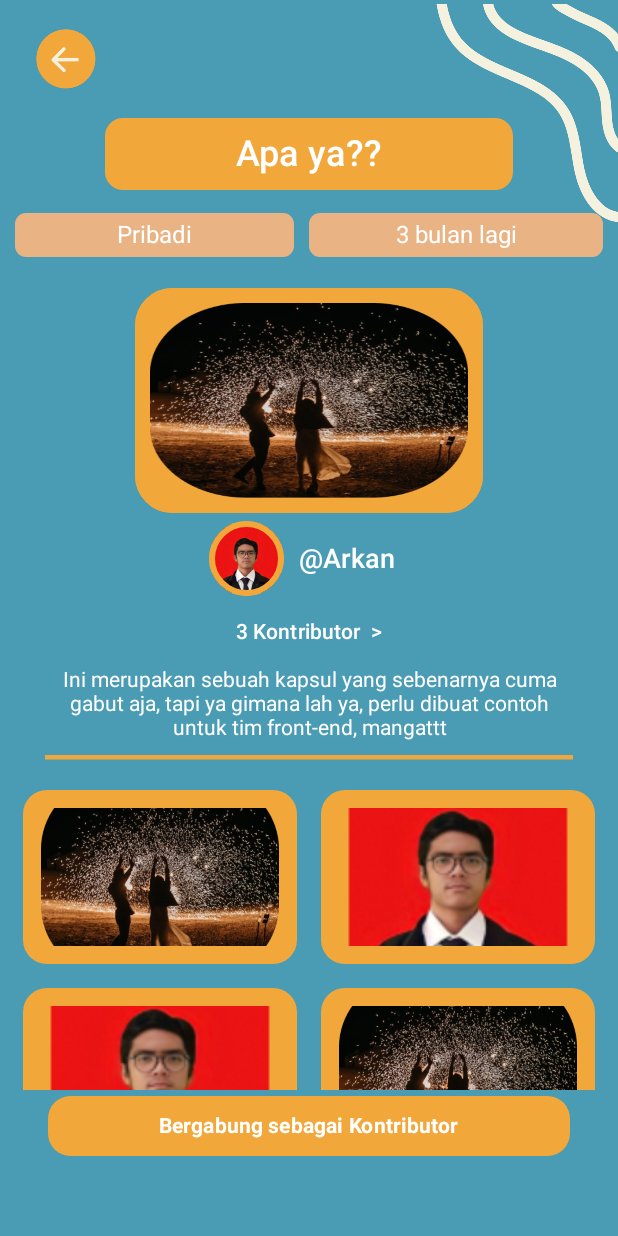
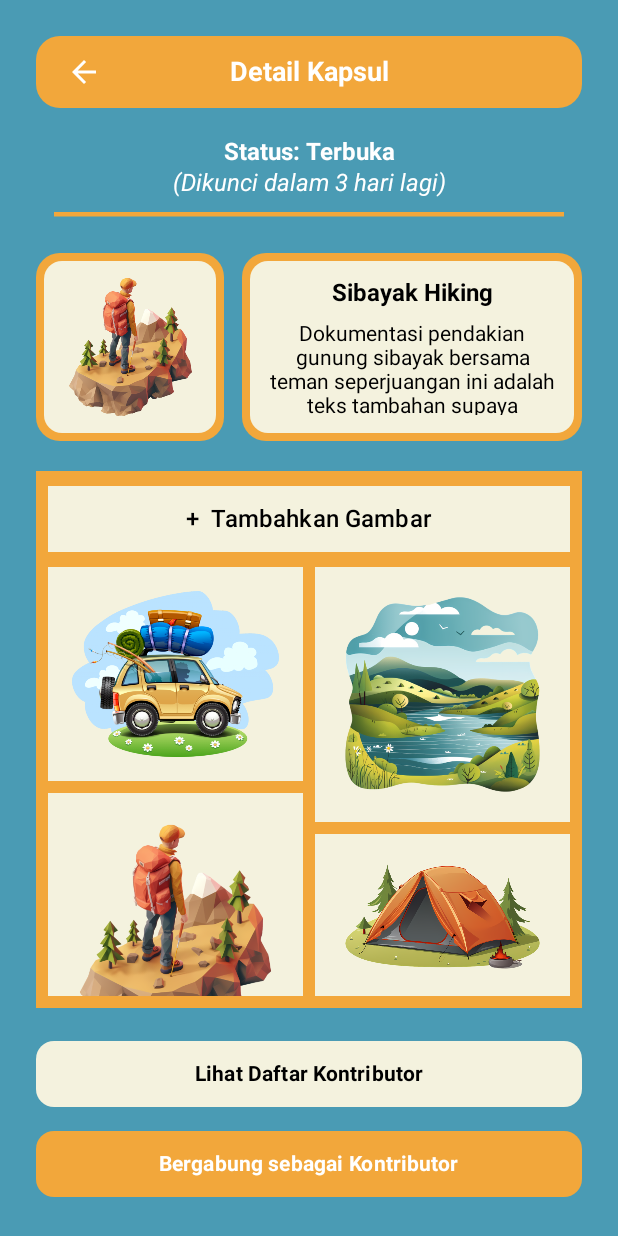
Before and after one commit to delon-nazara/campus-project-cc-end-semester, an Android app built with Jetpack Compose: the DETAIL_CAPSULE_SCREEN screen opened through its navigation route, on a phone screen of 412 x 824 dp. Run offline under Robolectric (Android 15) with nearby library versions, the phone set to English and light mode, and no system bars.

Commit message:
Update ui detail capsule screen

```diff
--- a/app/src/main/java/com/example/proyekakhircloudcomputing/ui/screen/CreateCapsuleScreen.kt
+++ b/app/src/main/java/com/example/proyekakhircloudcomputing/ui/screen/CreateCapsuleScreen.kt
@@ -109,7 +109,7 @@ fun CreateCapsuleScreen(
                     Icon(
                         painter = painterResource(id = R.drawable.ic_back),
                         contentDescription = "Kembali",
-                        tint = colorResource(R.color.white) // Warna orange
+                        tint = colorResource(R.color.white)
                     )
                 }
 
--- a/app/src/main/java/com/example/proyekakhircloudcomputing/ui/screen/DetailCapsuleScreen.kt
+++ b/app/src/main/java/com/example/proyekakhircloudcomputing/ui/screen/DetailCapsuleScreen.kt
@@ -1,9 +1,11 @@
 package com.example.proyekakhircloudcomputing.ui.screen
 
+import androidx.compose.foundation.BorderStroke
 import androidx.compose.foundation.Image
 import androidx.compose.foundation.background
 import androidx.compose.foundation.border
 import androidx.compose.foundation.clickable
+import androidx.compose.foundation.horizontalScroll
 import androidx.compose.foundation.layout.Arrangement
 import androidx.compose.foundation.layout.Box
 import androidx.compose.foundation.layout.Column
@@ -13,14 +15,21 @@ import androidx.compose.foundation.layout.fillMaxHeight
 import androidx.compose.foundation.layout.fillMaxSize
 import androidx.compose.foundation.layout.fillMaxWidth
 import androidx.compose.foundation.layout.height
+import androidx.compose.foundation.layout.heightIn
 import androidx.compose.foundation.layout.padding
 import androidx.compose.foundation.layout.size
 import androidx.compose.foundation.layout.width
+import androidx.compose.foundation.layout.widthIn
 import androidx.compose.foundation.lazy.grid.GridCells
 import androidx.compose.foundation.lazy.grid.LazyVerticalGrid
 import androidx.compose.foundation.lazy.grid.items
+import androidx.compose.foundation.lazy.staggeredgrid.LazyVerticalStaggeredGrid
+import androidx.compose.foundation.lazy.staggeredgrid.StaggeredGridCells
+import androidx.compose.foundation.lazy.staggeredgrid.items
+import androidx.compose.foundation.rememberScrollState
 import androidx.compose.foundation.shape.CircleShape
 import androidx.compose.foundation.shape.RoundedCornerShape
+import androidx.compose.foundation.verticalScroll
 import androidx.compose.material3.AlertDialog
 import androidx.compose.material3.Button
 import androidx.compose.material3.ButtonDefaults
@@ -39,16 +48,19 @@ import androidx.compose.ui.Alignment
 import androidx.compose.ui.Modifier
 import androidx.compose.ui.draw.clip
 import androidx.compose.ui.graphics.Color
+import androidx.compose.ui.graphics.RectangleShape
 import androidx.compose.ui.layout.ContentScale
 import androidx.compose.ui.res.colorResource
 import androidx.compose.ui.res.painterResource
 import androidx.compose.ui.res.stringResource
+import androidx.compose.ui.text.font.FontStyle
 import androidx.compose.ui.text.font.FontWeight
 import androidx.compose.ui.text.style.TextAlign
 import androidx.compose.ui.tooling.preview.Preview
 import androidx.compose.ui.unit.dp
 import androidx.compose.ui.unit.sp
 import androidx.compose.ui.window.Dialog
+import coil.compose.AsyncImagePainter.State.Empty.painter
 import com.example.proyekakhircloudcomputing.R
 
 //=========================
@@ -71,12 +83,16 @@ fun DetailCapsuleScreen() {
     var isConfirmed by remember { mutableStateOf(false) }
 
     // Daftar gambar
-    val images = remember { mutableStateListOf(
-        R.drawable.capsule,
-        R.drawable.arkan,
-        R.drawable.arkan,
-        R.drawable.capsule
-    ) }
+    val images = remember {
+        mutableStateListOf(
+            R.drawable.capsule_cover_template_1,
+            R.drawable.capsule_cover_template_2,
+            R.drawable.capsule_cover_template_4,
+            R.drawable.capsule_cover_template_3,
+            R.drawable.capsule_cover_template_5,
+            R.drawable.capsule_cover_template_0
+        )
+    }
 
     // State untuk menyimpan apakah pop-up daftar kontributor ditampilkan
     var showContributorDialog by remember { mutableStateOf(false) }
@@ -93,188 +109,218 @@ fun DetailCapsuleScreen() {
             .fillMaxSize()
             .background(color = colorResource(R.color.blue_main))
     ) {
-        Image(
-            painter = painterResource(id = R.drawable.background_garis_putih),
-            contentDescription = null,
+        Column(
+            horizontalAlignment = Alignment.CenterHorizontally,
             modifier = Modifier
-                .size(150.dp)
-                .align(Alignment.TopEnd)
-        )
-
-        Column(
-            modifier = Modifier.fillMaxSize(),
+                .fillMaxSize()
+                .padding(24.dp)
         ) {
-            Row(
-                modifier = Modifier.fillMaxWidth()
+            Box(
+                modifier = Modifier
+                    .fillMaxWidth()
+                    .background(colorResource(R.color.orange), RoundedCornerShape(16.dp))
             ) {
-                //=================================================================
-                // tombol kembali ke halaman sebelumnya
-                //=================================================================
                 IconButton(
-                    onClick = {
-                        // Tambahkan aksi di sini
-                    },
-                    modifier = Modifier.padding(horizontal = 20.dp, vertical = 15.dp)
+                    onClick = {},
+                    modifier = Modifier
+                        .align(Alignment.CenterStart)
+                        .padding(start = 8.dp)
                 ) {
                     Icon(
-                        painter = painterResource(R.drawable.yellow_back),
+                        painter = painterResource(id = R.drawable.ic_back),
                         contentDescription = "Tombol kembali",
-                        modifier = Modifier.size(40.dp),
-                        tint = Color.Unspecified
+                        tint = colorResource(R.color.white)
                     )
                 }
+
+                Text(
+                    text = "Detail Kapsul",
+                    fontSize = 18.sp,
+                    fontWeight = FontWeight.Bold,
+                    color = Color.White,
+                    modifier = Modifier
+                        .align(Alignment.Center)
+                        .padding(vertical = 8.dp)
+                )
             }
-            Row(
+            Spacer(modifier = Modifier.height(20.dp))
+
+            Text(
+                text = "Status: Terbuka",
+                fontSize = 16.sp,
+                color = Color.White,
+                fontWeight = FontWeight.Bold,
+                modifier = Modifier.padding(bottom = 2.dp)
+            )
+            Text(
+                text = "(Dikunci dalam 3 hari lagi)",
+                fontSize = 16.sp,
+                fontStyle = FontStyle.Italic,
+                color = Color.White
+            )
+            HorizontalDivider(
+                thickness = 3.dp,
+                color = colorResource(id = R.color.orange),
                 modifier = Modifier
                     .fillMaxWidth()
-                    .padding(horizontal = 70.dp)
-                    .background(
-                        color = colorResource(R.color.orange),
-                        shape = RoundedCornerShape(25)
-                    ),
-                horizontalArrangement = Arrangement.Center
-            ){
-                Text(
-                    text = "Apa ya??",
-                    modifier = Modifier
-                        .padding(10.dp),
-                    fontSize = 24.sp,
-                    fontWeight = FontWeight.SemiBold,
-                    color = Color.White
-                )
-            }
+                    .padding(horizontal = 12.dp)
+                    .padding(top = 10.dp)
+            )
+            Spacer(modifier = Modifier.height(24.dp))
 
             Row(
-                modifier = Modifier.fillMaxWidth()
-            ){
-                Row(
+                horizontalArrangement = Arrangement.SpaceBetween,
+                modifier = Modifier
+                    .fillMaxWidth()
+                    .height(125.dp)
+            ) {
+                Box(
                     modifier = Modifier
-                        .padding(vertical = 15.dp, horizontal = 10.dp)
-                        .weight(1f)
+                        .width(125.dp)
+                        .fillMaxHeight()
                         .background(
-                            color = colorResource(R.color.light_orange),
-                            shape = RoundedCornerShape(25)
-                        ),
-                    horizontalArrangement = Arrangement.Center
-                ){
-                    Text(
-                        text = "Pribadi",
-                        modifier = Modifier
-                            .padding(5.dp),
-                        fontSize = 16.sp,
-                        color = Color.White
-                    )
-                }
-                Row(
-                    modifier = Modifier
-                        .padding(vertical = 15.dp)
-                        .padding(end = 10.dp)
-                        .weight(1f)
-                        .background(
-                            color = colorResource(R.color.light_orange),
-                            shape = RoundedCornerShape(25)
-                        ),
-                    horizontalArrangement = Arrangement.Center
-                ){
-                    Text(
-                        text = "3 bulan lagi",
-                        modifier = Modifier
-                            .padding(5.dp),
-                        fontSize = 16.sp,
-                        color = Color.White
-                    )
-                }
-            }
-            //=================================================================
-            // Gambar Capsule utama
-            //=================================================================
-            Row(
-                modifier = Modifier.fillMaxWidth()
-            ){
-                Box(
-                    contentAlignment = Alignment.Center,
-                    modifier = Modifier
-                        .fillMaxWidth()
-                        .padding(horizontal = 90.dp, vertical = 5.dp)
-                        .background(
-                            colorResource(id = R.color.orange),
-                            shape = RoundedCornerShape(25.dp)
+                            colorResource(R.color.orange),
+                            RoundedCornerShape(16.dp)
                         )
-                        .border(
-                            4.dp,
-                            colorResource(id = R.color.orange),
-                            shape = RoundedCornerShape(25.dp)
-                        )
-                        .clip(RoundedCornerShape(25.dp))
+                        .padding(5.dp),
+                    contentAlignment = Alignment.Center
                 ) {
                     Box(
                         modifier = Modifier
-                            .padding(10.dp)
+                            .fillMaxSize()
+                            .background(
+                                colorResource(R.color.yellow_background),
+                                RoundedCornerShape(12.dp)
+                            )
+                            .padding(8.dp), // Kotak dalam berwarna putih dengan rounded corner
+                        contentAlignment = Alignment.Center,
                     ) {
                         Image(
-                            painter = painterResource(id = R.drawable.capsule),
+                            painter = painterResource(id = R.drawable.capsule_cover_template_4),
                             contentDescription = "Gambar Capsule",
-                            modifier = Modifier
-                                .fillMaxWidth()
-                                .height(130.dp),
-                            contentScale = ContentScale.FillBounds
+                        )
+                    }
+                }
+                Spacer(modifier = Modifier.width(12.dp))
+
+                Box(
+                    modifier = Modifier
+                        .weight(1f)
+                        .fillMaxHeight()
+                        .background(
+                            colorResource(R.color.orange),
+                            RoundedCornerShape(16.dp)
+                        )
+                        .padding(5.dp),
+                    contentAlignment = Alignment.Center
+                ) {
+                    Column(
+                        horizontalAlignment = Alignment.CenterHorizontally,
+                        modifier = Modifier
+                            .fillMaxSize()
+                            .background(
+                                colorResource(R.color.yellow_background),
+                                RoundedCornerShape(12.dp)
+                            )
+                            .padding(12.dp)
+                            .verticalScroll(rememberScrollState())
+                    ) {
+                        Text(
+                            text = "Sibayak Hiking",
+                            fontSize = 16.sp,
+                            fontWeight = FontWeight.Bold,
+                            color = Color.Black,
+                            modifier = Modifier.padding(bottom = 10.dp)
+                        )
+
+                        Text(
+                            text = "Dokumentasi pendakian gunung sibayak bersama teman seperjuangan ini adalah teks tambahan supaya deskripsi menjadi sedikit lebih panjang",
+                            color = Color.Black,
+                            textAlign = TextAlign.Center
                         )
                     }
                 }
             }
-            //=======================
-            // Owner Capsule
-            //=======================
-            Row(
-                modifier = Modifier.fillMaxWidth(),
-                horizontalArrangement = Arrangement.Center,
-                verticalAlignment = Alignment.CenterVertically
-            ){
-                Box(
-                    contentAlignment = Alignment.Center,
-                    modifier = Modifier
-                        .size(50.dp)
-                        .clip(CircleShape)
-                        .background(colorResource(id = R.color.orange))
-                        .border(4.dp, colorResource(id = R.color.orange), CircleShape)
+            Spacer(modifier = Modifier.height(20.dp))
+
+            Column(
+                modifier = Modifier
+                    .fillMaxWidth()
+                    .background(colorResource(R.color.orange))
+                    .weight(1f)
+                    .padding(8.dp)
+            ) {
+                Button(
+                    enabled = true,
+                    onClick = { },
+                    colors = ButtonDefaults.buttonColors(
+                        containerColor = colorResource(R.color.yellow_background),
+                        disabledContainerColor = colorResource(R.color.light_orange)
+                    ),
+                    shape = RectangleShape,
+                    modifier = Modifier.fillMaxWidth()
                 ) {
-                    Image(
-                        painter = painterResource(id = R.drawable.arkan),
-                        contentDescription = "Profil akun",
-                        contentScale = ContentScale.Crop,
-                        modifier = Modifier
-                            .size(110.dp)
-                            .clip(CircleShape)
+                    Text(
+                        text = "+  Tambahkan Gambar",
+                        fontSize = 16.sp,
+                        color = Color.Black,
+                        modifier = Modifier.padding(vertical = 4.dp)
                     )
                 }
+                Spacer(modifier = Modifier.height(8.dp))
+
+                LazyVerticalStaggeredGrid(
+                    columns = StaggeredGridCells.Fixed(2), // 2 kolom per baris
+                    modifier = Modifier
+                        .fillMaxWidth()
+                        .weight(1f),
+                    horizontalArrangement = Arrangement.spacedBy(8.dp),
+                    verticalItemSpacing = 8.dp
+                ) {
+                    items(images) { image ->
+                        ImageItem(
+                            imageRes = image,
+                            onClick = { selectedImage = image }
+                        )
+                    }
+                }
+            }
+            Spacer(modifier = Modifier.height(20.dp))
+
+            Button(
+                onClick = { showContributorDialog = true },
+                colors = ButtonDefaults.buttonColors(
+                    containerColor = colorResource(R.color.yellow_background),
+                ),
+                shape = RoundedCornerShape(12.dp),
+                modifier = Modifier.fillMaxWidth()
+            ) {
                 Text(
-                    text = "@Arkan",
-                    fontSize = 18.sp,
-                    modifier = Modifier.padding(horizontal = 10.dp),
-                    color = Color.White,
-                    fontWeight = FontWeight.SemiBold
+                    text = "Lihat Daftar Kontributor",
+                    fontSize = 14.sp,
+                    color = Color.Black,
+                    fontWeight = FontWeight.Bold,
+                    modifier = Modifier.padding(vertical = 4.dp)
                 )
             }
-            //=============================================
-            // Button untuk menampilkan list contributor
-            //=============================================
-            Row(
-                modifier = Modifier.fillMaxWidth(),
-                horizontalArrangement = Arrangement.Center
-            ){
-                TextButton(
-                    onClick = { showContributorDialog = true }
-                ) {
-                    Text(
-                        text = "${contributors.size} Kontributor  >",
-                        color = Color.White
-                    )
-                }
+            Spacer(modifier = Modifier.height(12.dp))
+
+            Button(
+                onClick = {},
+                shape = RoundedCornerShape(12.dp),
+                modifier = Modifier
+                    .fillMaxWidth(),
+                colors = ButtonDefaults.buttonColors(colorResource(id = R.color.orange))
+            ) {
+                Text(
+                    text = "Bergabung sebagai Kontributor",
+                    color = Color.White,
+                    fontSize = 14.sp,
+                    fontWeight = FontWeight.Bold,
+                    modifier = Modifier.padding(vertical = 4.dp)
+                )
             }
 
-            //==============================
-            // Pop up list kontributor
-            //==============================
             if (showContributorDialog) {
                 Dialog(onDismissRequest = { showContributorDialog = false }) {
                     Box(
@@ -354,50 +400,8 @@ fun DetailCapsuleScreen() {
                         }
                     }
                 }
-                }
-            //=====================
-            // Deskripsi kapsul
-            //=====================
-            Row(
-                modifier = Modifier.fillMaxWidth()
-            ){
-                Text(
-                    text = stringResource(R.string.TextDummyDetailCapsule),
-                    textAlign = TextAlign.Center,
-                    modifier = Modifier.padding(horizontal = 30.dp),
-                    color = Color.White
-                )
             }
-            HorizontalDivider(
-                thickness = 3.dp,
-                color = colorResource(id = R.color.orange),
-                modifier = Modifier
-                    .fillMaxWidth()
-                    .padding(horizontal = 30.dp, vertical = 10.dp)
-            )
-            //=================================================================
-            // LazyVeticalGrid untuk menampung capsule yang telah ada di list
-            //=================================================================
-            LazyVerticalGrid(
-                columns = GridCells.Fixed(2), // 2 kolom per baris
-                modifier = Modifier
-                    .fillMaxWidth()
-                    .padding(horizontal = 15.dp)
-                    .padding(top = 10.dp)
-                    .height(200.dp),
-                horizontalArrangement = Arrangement.spacedBy(16.dp),
-                verticalArrangement = Arrangement.spacedBy(16.dp)
-            ) {
-                items(images) { image ->
-                    ImageItem(
-                        imageRes = image,
-                        onClick = { selectedImage = image }
-                    )
-                }
-            }
-            //==============================================================
-            // Untuk pop up fullscreen image ketika capsule di tekan
-            //==============================================================
+
             if (selectedImage != null) {
                 Dialog(onDismissRequest = { selectedImage = null }) {
                     Box(
@@ -418,41 +422,7 @@ fun DetailCapsuleScreen() {
                     }
                 }
             }
-            //============================================
-            // Button kontributor atau tambahkan media
-            //============================================
-            Row(
-                modifier = Modifier
-                    .fillMaxWidth()
-                    .padding(horizontal = 16.dp),
-                horizontalArrangement = Arrangement.Center,
-            ) {
-                Button(
-                    onClick = {
-                        if (!isConfirmed) {
-                            showDialog = true // Tampilkan dialog konfirmasi
-                        } else {
-                            //=================================================================================
-                            // Untuk menambahkan capsule tapi karena gk tau cara buat menu tambah capsule
-                            // jadinya aku cuma add gambar biasa aja untuk dummy
-                            //=================================================================================
-                            images.add(R.drawable.capsule)
-                        }
-                    },
-                    shape = RoundedCornerShape(15.dp),
-                    modifier = Modifier.padding(horizontal = 16.dp).fillMaxWidth(),
-                    colors = ButtonDefaults.buttonColors(colorResource(id = R.color.orange))
-                ) {
-                    Text(
-                        text = if (isConfirmed) "Tambahkan media" else "Bergabung sebagai Kontributor",
-                        color = Color.White,
-                        fontWeight = FontWeight.Bold
-                    )
-                }
-            }
-            //======================================
-            // Dialog konfirmasi pop up
-            //=======================================
+
             if (showDialog) {
                 AlertDialog(
                     onDismissRequest = { showDialog = false },
@@ -483,27 +453,20 @@ fun DetailCapsuleScreen() {
         }
     }
 }
-//======================================
-// Capsule item
-//=======================================
+
 @Composable
 fun ImageItem(imageRes: Int, onClick: () -> Unit) {
     Box(
         modifier = Modifier
-            .clip(RoundedCornerShape(16.dp))
-            .background(colorResource(R.color.orange))
+            .background(colorResource(R.color.yellow_background))
             .clickable { onClick() }
-            .padding(8.dp),
+            .padding(16.dp),
         contentAlignment = Alignment.Center
     ) {
         Image(
             painter = painterResource(id = imageRes),
             contentDescription = "Gallery Image",
-            modifier = Modifier
-                .fillMaxSize()
-                .size(100.dp)
-                .padding(4.dp),
-            contentScale = ContentScale.Crop
+            modifier = Modifier.fillMaxSize(),
         )
     }
 }
--- /dev/null
+++ b/app/src/main/res/drawable/arrow_right_icon.xml
@@ -0,0 +1,5 @@
+<vector xmlns:android="http://schemas.android.com/apk/res/android" android:autoMirrored="true" android:height="24dp" android:tint="#000000" android:viewportHeight="24" android:viewportWidth="24" android:width="24dp">
+
+    <path android:fillColor="@android:color/white" android:pathData="M8.59,16.59L13.17,12 8.59,7.41 10,6l6,6 -6,6 -1.41,-1.41z"/>
+
+</vector>
```
